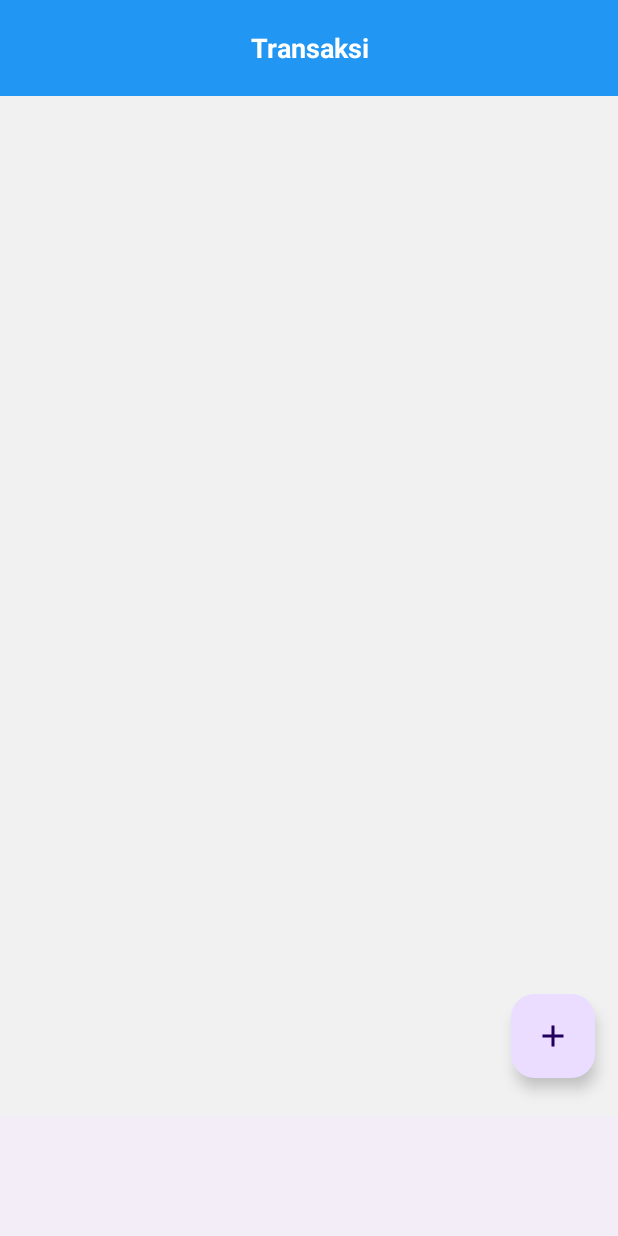
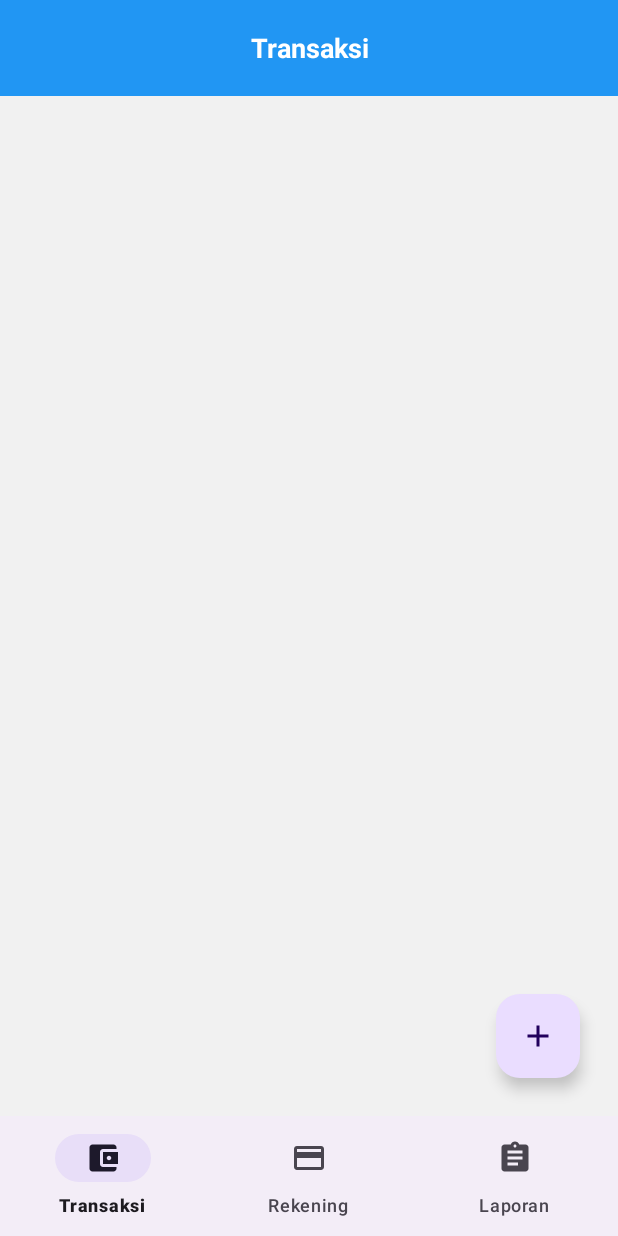
Before and after one commit to CH2-PS188/MD, an Android app: the screen it shows after launch (MainActivity), on a phone screen of 412 x 824 dp. Run offline under Robolectric (Android 15) with nearby library versions, the phone set to English and light mode, and no system bars; our stand-ins replace Room's generated code.

Commit message:
bottom navigation

```diff
--- a/app/build.gradle.kts
+++ b/app/build.gradle.kts
@@ -41,6 +41,8 @@ android {
 }
 
 dependencies {
+    implementation("androidx.navigation:navigation-fragment-ktx:2.3.5")
+    implementation("androidx.navigation:navigation-ui-ktx:2.3.5")
     implementation("androidx.activity:activity-ktx:1.3.1")
     implementation("androidx.fragment:fragment-ktx:1.6.2")
     // ViewModel and LiveData
@@ -49,6 +51,8 @@ dependencies {
     // Room
     implementation("androidx.room:room-runtime:2.5.0-alpha02")
     implementation("androidx.cardview:cardview:1.0.0")
+    implementation("androidx.navigation:navigation-fragment-ktx:2.7.5")
+    implementation("androidx.navigation:navigation-ui-ktx:2.7.5")
     ksp("androidx.room:room-compiler:2.5.0-alpha02")
 
     implementation("androidx.core:core-ktx:1.9.0")
--- a/app/src/main/java/com/moneo/moneo/MainActivity.kt
+++ b/app/src/main/java/com/moneo/moneo/MainActivity.kt
@@ -1,8 +1,10 @@
 package com.moneo.moneo
 
 import android.os.Bundle
-import android.util.Log
 import androidx.appcompat.app.AppCompatActivity
+import androidx.fragment.app.Fragment
+import androidx.navigation.NavController
+import androidx.navigation.findNavController
 import com.moneo.moneo.databinding.ActivityMainBinding
 import com.moneo.moneo.ui.rekening.AccountFragment
 import com.moneo.moneo.ui.transaction.TransactionFragment
@@ -10,23 +12,35 @@ import com.moneo.moneo.ui.transaction.TransactionFragment
 class MainActivity : AppCompatActivity() {
 
     private lateinit var binding: ActivityMainBinding
+    private lateinit var navController: NavController
 
     override fun onCreate(savedInstanceState: Bundle?) {
         super.onCreate(savedInstanceState)
         binding = ActivityMainBinding.inflate(layoutInflater)
         setContentView(binding.root)
 
-        val fragmentManager = supportFragmentManager
-        val transactionFragment = TransactionFragment()
-        val accountFragment = AccountFragment()
-        val fragment = fragmentManager.findFragmentByTag(TransactionFragment::class.java.simpleName)
+        switchFragment(TransactionFragment())
 
-        if (fragment !is TransactionFragment) {
-            Log.d("MyFlexibleFragment", "Fragment Name :" + TransactionFragment::class.java.simpleName)
-            fragmentManager
-                .beginTransaction()
-                .add(R.id.nav_host_fragment, transactionFragment, TransactionFragment::class.java.simpleName)
-                .commit()
+        binding.bottomNavigation.inflateMenu(R.menu.menu_bot_nav)
+        binding.bottomNavigation.setOnItemSelectedListener { menuItem ->
+            when (menuItem.itemId) {
+                R.id.action_transaction -> {
+                    switchFragment(TransactionFragment())
+                    true
+                }
+                R.id.action_account -> {
+                    switchFragment(AccountFragment())
+                    true
+                }
+                else -> false
+            }
         }
     }
+
+    private fun switchFragment(fragment: Fragment) {
+        supportFragmentManager.beginTransaction()
+            .replace(R.id.nav_host_fragment, fragment)
+            .commit()
+    }
+
 }
--- a/app/src/main/java/com/moneo/moneo/adapter/TransactionAdapter.kt
+++ b/app/src/main/java/com/moneo/moneo/adapter/TransactionAdapter.kt
@@ -12,16 +12,6 @@ import com.moneo.moneo.databinding.ItemTransactionBinding
 
 class TransactionAdapter : ListAdapter<Transaction, TransactionAdapter.ViewHolder>(DIFF_CALLBACK){
 
-    override fun onCreateViewHolder(parent: ViewGroup, viewType: Int): ViewHolder {
-        val binding = ItemTransactionBinding.inflate(LayoutInflater.from(parent.context), parent, false)
-        return ViewHolder(binding)
-    }
-
-    override fun onBindViewHolder(holder: ViewHolder, position: Int) {
-        val transaction = getItem(position)
-        holder.bind(transaction)
-    }
-
     class ViewHolder(val binding: ItemTransactionBinding) : RecyclerView.ViewHolder(binding.root){
         fun bind(transaction: Transaction) {
             binding.apply {
@@ -31,6 +21,16 @@ class TransactionAdapter : ListAdapter<Transaction, TransactionAdapter.ViewHolde
                 tvItemDescription.text = transaction.description
             }
         }
+    }
+
+    override fun onCreateViewHolder(parent: ViewGroup, viewType: Int): ViewHolder {
+        val binding = ItemTransactionBinding.inflate(LayoutInflater.from(parent.context), parent, false)
+        return ViewHolder(binding)
+    }
+
+    override fun onBindViewHolder(holder: ViewHolder, position: Int) {
+        val transaction = getItem(position)
+        holder.bind(transaction)
     }
 
     companion object {
--- /dev/null
+++ b/app/src/main/res/drawable/ic_card.xml
@@ -0,0 +1,5 @@
+<vector android:height="24dp" android:tint="#000000"
+    android:viewportHeight="24" android:viewportWidth="24"
+    android:width="24dp" xmlns:android="http://schemas.android.com/apk/res/android">
+    <path android:fillColor="@android:color/white" android:pathData="M20,4L4,4c-1.11,0 -1.99,0.89 -1.99,2L2,18c0,1.11 0.89,2 2,2h16c1.11,0 2,-0.89 2,-2L22,6c0,-1.11 -0.89,-2 -2,-2zM20,18L4,18v-6h16v6zM20,8L4,8L4,6h16v2z"/>
+</vector>
--- /dev/null
+++ b/app/src/main/res/drawable/ic_report.xml
@@ -0,0 +1,5 @@
+<vector android:autoMirrored="true" android:height="24dp"
+    android:tint="#000000" android:viewportHeight="24"
+    android:viewportWidth="24" android:width="24dp" xmlns:android="http://schemas.android.com/apk/res/android">
+    <path android:fillColor="@android:color/white" android:pathData="M19,3h-4.18C14.4,1.84 13.3,1 12,1c-1.3,0 -2.4,0.84 -2.82,2L5,3c-1.1,0 -2,0.9 -2,2v14c0,1.1 0.9,2 2,2h14c1.1,0 2,-0.9 2,-2L21,5c0,-1.1 -0.9,-2 -2,-2zM12,3c0.55,0 1,0.45 1,1s-0.45,1 -1,1 -1,-0.45 -1,-1 0.45,-1 1,-1zM14,17L7,17v-2h7v2zM17,13L7,13v-2h10v2zM17,9L7,9L7,7h10v2z"/>
+</vector>
--- /dev/null
+++ b/app/src/main/res/drawable/ic_wallet.xml
@@ -0,0 +1,5 @@
+<vector android:height="24dp" android:tint="#000000"
+    android:viewportHeight="24" android:viewportWidth="24"
+    android:width="24dp" xmlns:android="http://schemas.android.com/apk/res/android">
+    <path android:fillColor="@android:color/white" android:pathData="M21,18v1c0,1.1 -0.9,2 -2,2L5,21c-1.11,0 -2,-0.9 -2,-2L3,5c0,-1.1 0.89,-2 2,-2h14c1.1,0 2,0.9 2,2v1h-9c-1.11,0 -2,0.9 -2,2v8c0,1.1 0.89,2 2,2h9zM12,16h10L22,8L12,8v8zM16,13.5c-0.83,0 -1.5,-0.67 -1.5,-1.5s0.67,-1.5 1.5,-1.5 1.5,0.67 1.5,1.5 -0.67,1.5 -1.5,1.5z"/>
+</vector>
--- a/app/src/main/res/layout/activity_main.xml
+++ b/app/src/main/res/layout/activity_main.xml
@@ -9,8 +9,11 @@
 
     <androidx.fragment.app.FragmentContainerView
         android:id="@+id/nav_host_fragment"
+        android:name="androidx.navigation.fragment.NavHostFragment"
         android:layout_width="match_parent"
         android:layout_height="0dp"
+        app:defaultNavHost="true"
+        app:navGraph="@navigation/mobile_navigation"
         app:layout_constraintLeft_toLeftOf="parent"
         app:layout_constraintRight_toRightOf="parent"
         app:layout_constraintTop_toTopOf="parent"
--- a/app/src/main/res/layout/fragment_transaction.xml
+++ b/app/src/main/res/layout/fragment_transaction.xml
@@ -124,14 +124,11 @@
         android:id="@+id/btn_fab"
         android:layout_width="wrap_content"
         android:layout_height="wrap_content"
-        android:layout_marginBottom="25dp"
-        android:layout_marginEnd="15dp"
+        android:layout_margin="25dp"
         android:src="@drawable/ic_add"
         android:tint="@color/white"
         android:contentDescription="Floating Action Button"
         app:layout_constraintEnd_toEndOf="parent"
         app:layout_constraintBottom_toBottomOf="parent" />
 
-
-
 </androidx.constraintlayout.widget.ConstraintLayout>
--- /dev/null
+++ b/app/src/main/res/menu/menu_bot_nav.xml
@@ -0,0 +1,15 @@
+<?xml version="1.0" encoding="utf-8"?>
+<menu xmlns:android="http://schemas.android.com/apk/res/android">
+    <item
+        android:id="@+id/action_transaction"
+        android:title="Transaksi"
+        android:icon="@drawable/ic_wallet"/>
+    <item
+        android:id="@+id/action_account"
+        android:title="Rekening"
+        android:icon="@drawable/ic_card"/>
+    <item
+        android:id="@+id/action_report"
+        android:title="Laporan"
+        android:icon="@drawable/ic_report"/>
+</menu>
--- /dev/null
+++ b/app/src/main/res/navigation/mobile_navigation.xml
@@ -0,0 +1,20 @@
+<?xml version="1.0" encoding="utf-8"?>
+<navigation xmlns:android="http://schemas.android.com/apk/res/android"
+    xmlns:app="http://schemas.android.com/apk/res-auto"
+    xmlns:tools="http://schemas.android.com/tools"
+    android:id="@+id/mobile_navigation"
+    app:startDestination="@id/navigationTransaksi">
+
+    <fragment
+        android:id="@+id/navigationTransaksi"
+        android:name="com.moneo.moneo.ui.transaction.TransactionFragment"
+        android:label="@string/navigation_transaction"
+        tools:layout="@layout/fragment_transaction" />
+
+    <fragment
+        android:id="@+id/navigationRekening"
+        android:name="com.moneo.moneo.ui.rekening.AccountFragment"
+        android:label="@string/navigation_account"
+        tools:layout="@layout/fragment_account" />
+
+</navigation>
--- a/app/src/main/res/values/strings.xml
+++ b/app/src/main/res/values/strings.xml
@@ -1,4 +1,8 @@
 <resources>
     <string name="app_name">Moneo</string>
     <string name="hello_blank_fragment">Hello blank fragment</string>
+
+    <string name="navigation_transaction">Transaksi</string>
+    <string name="navigation_account">Rekening</string>
+    <string name="navigation_report">Rekap</string>
 </resources>
```
